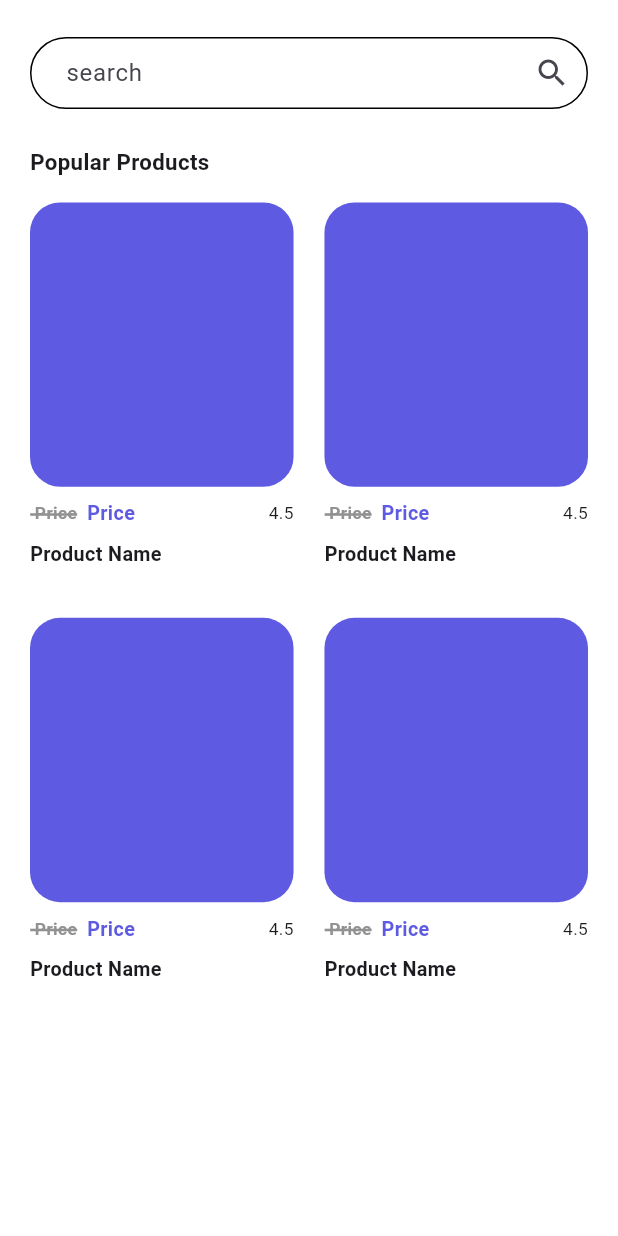
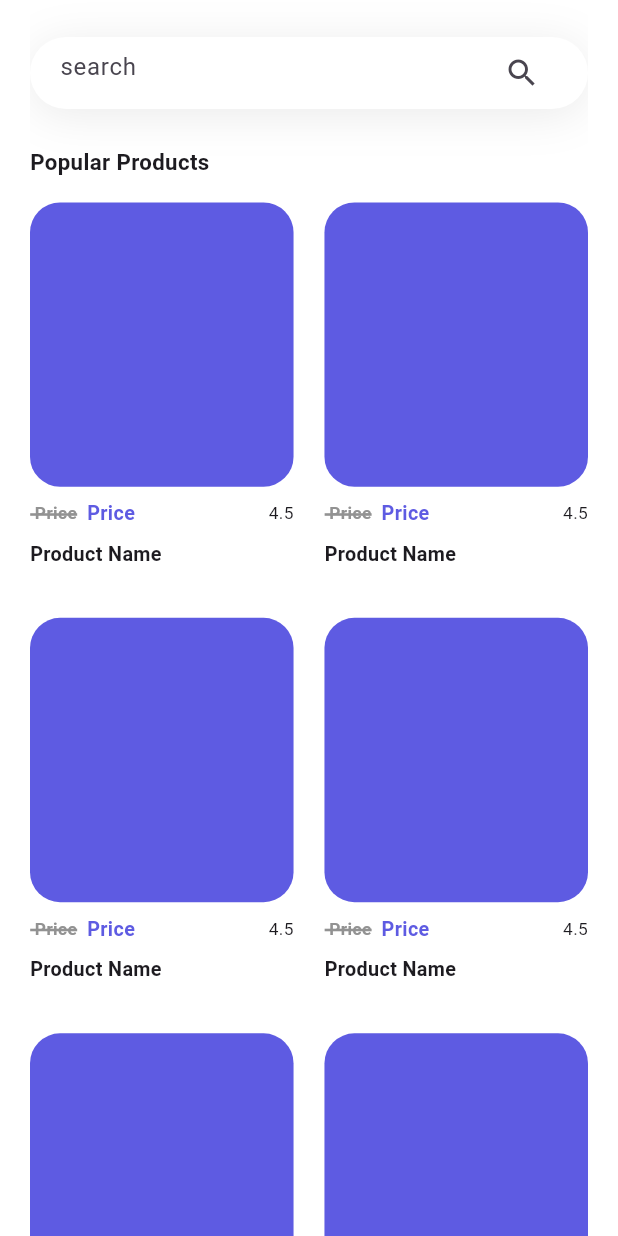
Before and after one commit to amalatp/grocery_shopping_app, a Flutter app: the HomeScreen screen opened directly, on a phone screen of 412 x 824 dp. Run offline on Flutter 3.47's test engine with Material 3 defaults, Android fonts, the phone set to English and light mode, and no system bars; missing offline and left inert: svg_flutter.

```diff
--- a/lib/features/home/presentation/screens/home_screen.dart
+++ b/lib/features/home/presentation/screens/home_screen.dart
@@ -13,26 +13,33 @@ class HomeScreen extends StatelessWidget {
         body: SafeArea(
             child: Padding(
       padding: const EdgeInsets.symmetric(horizontal: 20),
+      child: SingleChildScrollView(
         child: Column(
           crossAxisAlignment: CrossAxisAlignment.start,
           children: [
             SizedBox(height: height * 0.03),
-          TextField(
+            Container(
+              padding: EdgeInsets.symmetric(horizontal: 20),
+              decoration: BoxDecoration(
+                  borderRadius: BorderRadius.circular(30),
+                  color: Colors.white,
+                  boxShadow: const [
+                    BoxShadow(
+                        color: Color.fromRGBO(116, 116, 116, 0.15),
+                        blurRadius: 25,
+                        spreadRadius: 0,
+                        offset: Offset(0, 4))
+                  ]),
+              child: TextField(
                 decoration: InputDecoration(
                   hintText: 'search',
                   suffixIcon: const Icon(Icons.search),
-              border:
-                  OutlineInputBorder(borderRadius: BorderRadius.circular(30)),
-              enabledBorder: OutlineInputBorder(
-                borderRadius: BorderRadius.circular(30),
-              ),
-              focusedBorder: OutlineInputBorder(
-                borderRadius: BorderRadius.circular(30),
-              ),
-              contentPadding:
-                  const EdgeInsets.symmetric(vertical: 0, horizontal: 20),
+                  border: InputBorder.none,
+                  focusedBorder: InputBorder.none,
+                  enabledBorder: InputBorder.none,
                 ),
                 cursorColor: AppColors.focus,
+              ),
             ),
             SizedBox(height: height * 0.03),
             Text(
@@ -43,13 +50,14 @@ class HomeScreen extends StatelessWidget {
             SizedBox(height: height * 0.02),
             GridView.builder(
                 shrinkWrap: true,
+                physics: NeverScrollableScrollPhysics(),
                 gridDelegate: SliverGridDelegateWithFixedCrossAxisCount(
                   crossAxisCount: 2,
                   childAspectRatio: .72,
                   crossAxisSpacing: width * 0.05,
                   mainAxisSpacing: height * 0.04,
                 ),
-              itemCount: 4,
+                itemCount: 6,
                 itemBuilder: (context, index) {
                   return Column(
                     crossAxisAlignment: CrossAxisAlignment.start,
@@ -100,6 +108,7 @@ class HomeScreen extends StatelessWidget {
                 })
           ],
         ),
+      ),
     )));
   }
 }
```
Also changed, not shown: lib/configs/constants/app_svg.dart (added, +7 -0 lines), lib/features/bottom_nav_bar/presentation/screens/bottom_nav_bar.dart (+30 -15 lines), assets/media/home.svg (added), assets/media/like.svg (added), assets/media/profile.svg (added), assets/media/star.svg (added), assets/media/wishlist.svg (added). Lines whose indentation alone changed are shown as unchanged.
